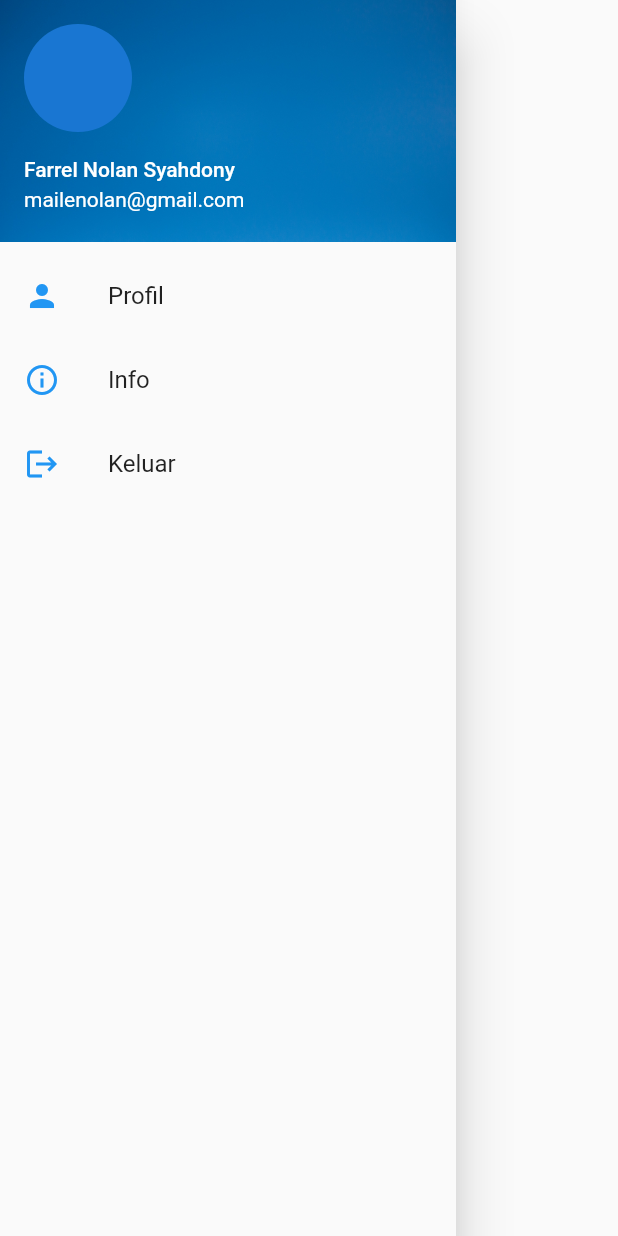
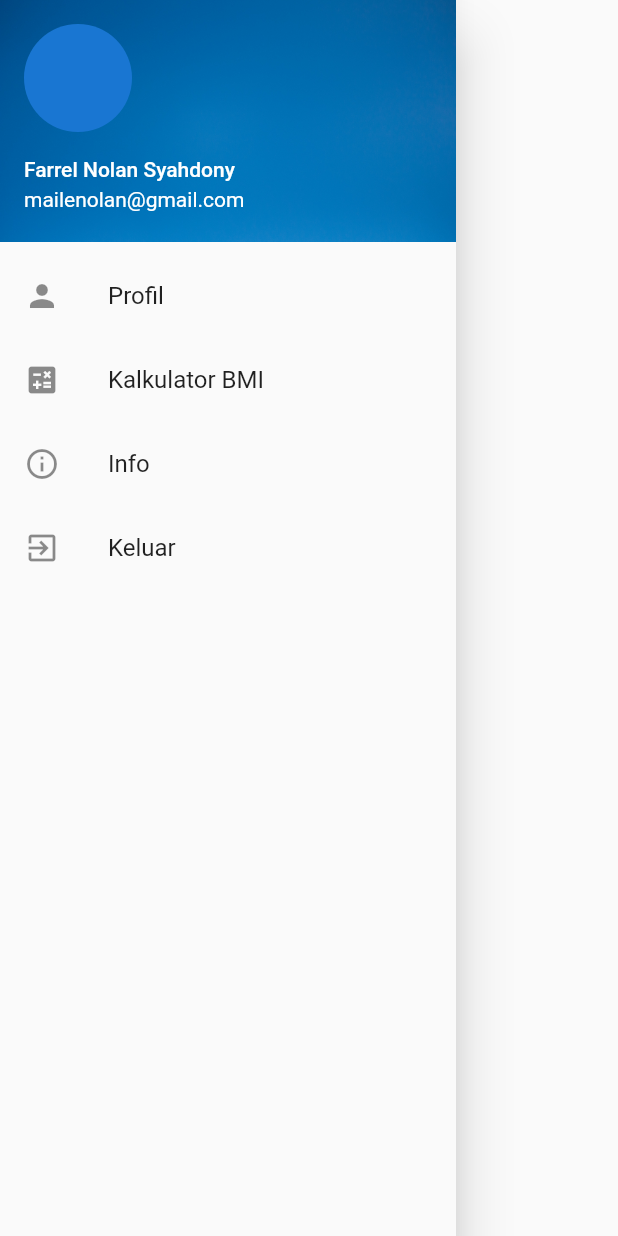
Before and after one commit to fanolans/bumil-care, a Flutter app: the DrawerWidget widget shown alone on an empty page, opened directly, on a phone screen of 412 x 824 dp. Run offline on Flutter 3.47's test engine with Material 2 defaults, Android fonts, the light colour scheme and no system bars.

Commit message:
refactor: add icon and change color icon

```diff
--- a/lib/widgets/drawer_widget.dart
+++ b/lib/widgets/drawer_widget.dart
@@ -22,9 +22,8 @@ class DrawerWidget extends StatelessWidget {
             accountName: Text('Farrel Nolan Syahdony'),
           ),
           ListTile(
-            leading: Icon(
+            leading: const Icon(
               Icons.person,
-              color: Theme.of(context).colorScheme.secondary,
             ),
             title: const Text('Profil'),
             onTap: () {
@@ -32,9 +31,17 @@ class DrawerWidget extends StatelessWidget {
             },
           ),
           ListTile(
-            leading: Icon(
+            leading: const Icon(
+              Icons.calculate,
+            ),
+            title: const Text('Kalkulator BMI'),
+            onTap: () {
+              Navigator.pop(context);
+            },
+          ),
+          ListTile(
+            leading: const Icon(
               Icons.info_outline,
-              color: Theme.of(context).colorScheme.secondary,
             ),
             title: const Text('Info'),
             onTap: () {
@@ -42,9 +49,8 @@ class DrawerWidget extends StatelessWidget {
             },
           ),
           ListTile(
-            leading: Icon(
-              Icons.logout,
-              color: Theme.of(context).colorScheme.secondary,
+            leading: const Icon(
+              Icons.exit_to_app,
             ),
             title: const Text('Keluar'),
             onTap: () {
```
